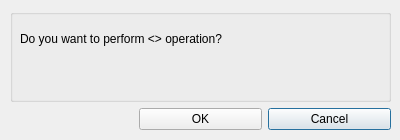
Qt form File/confirmdelete.ui (htqwjtch/Almost_Total_Commander) before a commit.
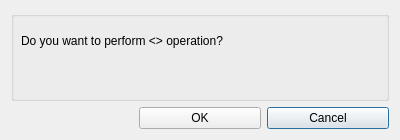
The same form after that commit. Icons and pictures are not drawn.

```diff
--- a/File/confirmdelete.ui
+++ b/File/confirmdelete.ui
@@ -17,15 +17,8 @@
    <iconset resource="resources/resources.qrc">
     <normaloff>:/pngegg.png</normaloff>:/pngegg.png</iconset>
   </property>
-  <widget class="QWidget" name="gridLayoutWidget">
-   <property name="geometry">
-    <rect>
-     <x>10</x>
-     <y>9</y>
-     <width>381</width>
-     <height>121</height>
-    </rect>
-   </property>
+  <layout class="QVBoxLayout" name="verticalLayout">
+   <item>
    <layout class="QGridLayout" name="gridLayout">
     <item row="0" column="0" colspan="3">
      <widget class="QGroupBox" name="groupBox">
@@ -62,7 +55,8 @@
      </widget>
     </item>
    </layout>
-  </widget>
+   </item>
+  </layout>
  </widget>
  <resources>
   <include location="resources/resources.qrc"/>
```
Lines whose indentation alone changed are shown as unchanged.
